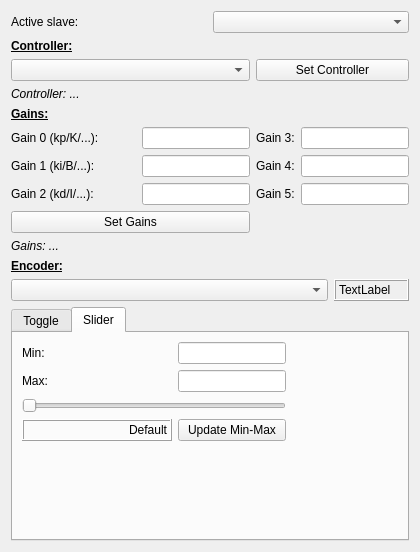
Above: ui/w_control.ui from JFDuval/flexsea-plan before the change. Below: the same form after it.
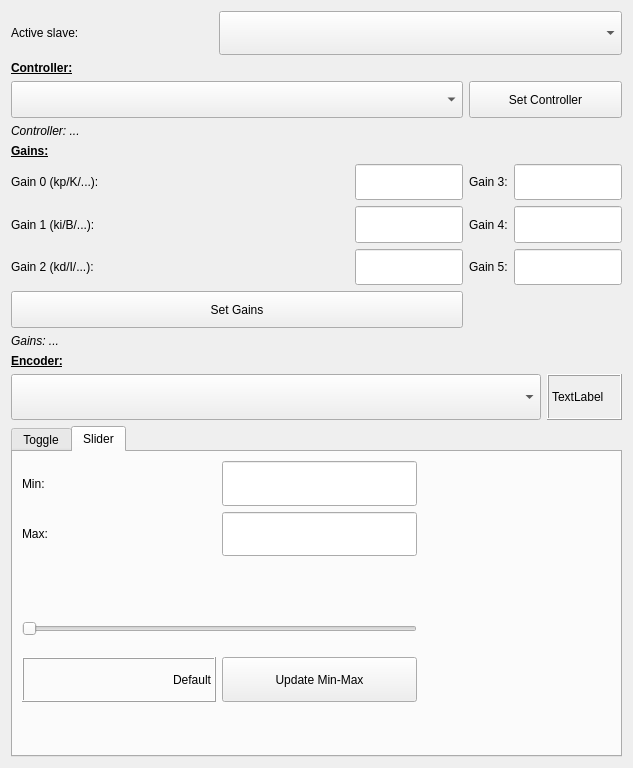
That is the form after the change. The open tabs and pages were chosen to show the change.

Commit message: UX Fat finger control

Patch:
```diff
--- a/ui/w_control.ui
+++ b/ui/w_control.ui
@@ -6,8 +6,8 @@
    <rect>
     <x>0</x>
     <y>0</y>
-    <width>420</width>
-    <height>539</height>
+    <width>633</width>
+    <height>768</height>
    </rect>
   </property>
   <property name="sizePolicy">
@@ -31,9 +31,9 @@
   <property name="windowTitle">
    <string>Form</string>
   </property>
-  <layout class="QVBoxLayout" name="verticalLayout">
+  <layout class="QVBoxLayout" name="verticalLayout" stretch="2,13,3,15">
    <item>
-    <layout class="QGridLayout" name="gridLayout_4">
+    <layout class="QGridLayout" name="gridLayout_4" columnstretch="1,2">
      <item row="0" column="1">
       <widget class="QComboBox" name="comboBox_slave">
        <property name="sizePolicy">
@@ -66,7 +66,7 @@
     </layout>
    </item>
    <item>
-    <layout class="QGridLayout" name="gridLayout" rowstretch="0,0,0,0,0,0,0,0,0" columnstretch="1,0,0,0">
+    <layout class="QGridLayout" name="gridLayout" rowstretch="0,1,0,0,1,1,1,1,0" columnstretch="1,0,0,0">
      <item row="4" column="0">
       <widget class="QLabel" name="label_48">
        <property name="sizePolicy">
@@ -500,7 +500,7 @@
     </layout>
    </item>
    <item>
-    <layout class="QGridLayout" name="gridLayout_3" rowstretch="0,0" columnstretch="2,0">
+    <layout class="QGridLayout" name="gridLayout_3" rowstretch="0,1" columnstretch="2,0">
      <item row="0" column="0">
       <widget class="QLabel" name="label_2">
        <property name="sizePolicy">
@@ -950,11 +950,11 @@
       </attribute>
       <layout class="QVBoxLayout" name="verticalLayout_3">
        <item>
-        <layout class="QGridLayout" name="gridLayout_2" rowstretch="0,0,0,0,0,0" columnstretch="1,0,0,0">
+        <layout class="QGridLayout" name="gridLayout_2" rowstretch="1,1,1,1,1,1" columnstretch="1,1,1">
          <item row="0" column="0">
           <widget class="QLabel" name="label_59">
            <property name="sizePolicy">
-            <sizepolicy hsizetype="Preferred" vsizetype="Preferred">
+            <sizepolicy hsizetype="Expanding" vsizetype="Expanding">
              <horstretch>0</horstretch>
              <verstretch>0</verstretch>
             </sizepolicy>
@@ -970,105 +970,10 @@
            </property>
           </widget>
          </item>
-         <item row="1" column="1">
-          <widget class="QLineEdit" name="control_slider_max">
-           <property name="sizePolicy">
-            <sizepolicy hsizetype="Preferred" vsizetype="Preferred">
-             <horstretch>0</horstretch>
-             <verstretch>0</verstretch>
-            </sizepolicy>
-           </property>
-           <property name="maximumSize">
-            <size>
-             <width>16777215</width>
-             <height>16777215</height>
-            </size>
-           </property>
-           <property name="alignment">
-            <set>Qt::AlignRight|Qt::AlignTrailing|Qt::AlignVCenter</set>
-           </property>
-          </widget>
-         </item>
-         <item row="1" column="0">
-          <widget class="QLabel" name="label_60">
-           <property name="sizePolicy">
-            <sizepolicy hsizetype="Preferred" vsizetype="Preferred">
-             <horstretch>0</horstretch>
-             <verstretch>0</verstretch>
-            </sizepolicy>
-           </property>
-           <property name="maximumSize">
-            <size>
-             <width>16777215</width>
-             <height>16777215</height>
-            </size>
-           </property>
-           <property name="text">
-            <string>Max:</string>
-           </property>
-          </widget>
-         </item>
-         <item row="0" column="1">
-          <widget class="QLineEdit" name="control_slider_min">
-           <property name="sizePolicy">
-            <sizepolicy hsizetype="Preferred" vsizetype="Preferred">
-             <horstretch>0</horstretch>
-             <verstretch>0</verstretch>
-            </sizepolicy>
-           </property>
-           <property name="maximumSize">
-            <size>
-             <width>16777215</width>
-             <height>16777215</height>
-            </size>
-           </property>
-           <property name="alignment">
-            <set>Qt::AlignRight|Qt::AlignTrailing|Qt::AlignVCenter</set>
-           </property>
-          </widget>
-         </item>
-         <item row="3" column="0" colspan="2">
-          <widget class="QSlider" name="hSlider_Ctrl">
-           <property name="sizePolicy">
-            <sizepolicy hsizetype="Preferred" vsizetype="Preferred">
-             <horstretch>0</horstretch>
-             <verstretch>0</verstretch>
-            </sizepolicy>
-           </property>
-           <property name="maximumSize">
-            <size>
-             <width>16777215</width>
-             <height>16777215</height>
-            </size>
-           </property>
-           <property name="minimum">
-            <number>55</number>
-           </property>
-           <property name="maximum">
-            <number>155</number>
-           </property>
-           <property name="orientation">
-            <enum>Qt::Horizontal</enum>
-           </property>
-          </widget>
-         </item>
-         <item row="3" column="3">
-          <spacer name="horizontalSpacer">
-           <property name="orientation">
-            <enum>Qt::Horizontal</enum>
-           </property>
-           <property name="sizeHint" stdset="0">
-            <size>
-             <width>5</width>
-             <height>5</height>
-            </size>
-           </property>
-          </spacer>
-         </item>
          <item row="4" column="0">
           <widget class="QLabel" name="disp_slider">
            <property name="sizePolicy">
-            <sizepolicy hsizetype="Preferred" vsizetype="Preferred">
+            <sizepolicy hsizetype="Expanding" vsizetype="Expanding">
              <horstretch>0</horstretch>
              <verstretch>0</verstretch>
             </sizepolicy>
@@ -1081,7 +986,7 @@
            </property>
            <property name="maximumSize">
             <size>
-             <width>150</width>
+             <width>16777215</width>
              <height>16777215</height>
             </size>
            </property>
@@ -1105,6 +1010,25 @@
            </property>
           </widget>
          </item>
+         <item row="1" column="1">
+          <widget class="QLineEdit" name="control_slider_max">
+           <property name="sizePolicy">
+            <sizepolicy hsizetype="Expanding" vsizetype="Expanding">
+             <horstretch>0</horstretch>
+             <verstretch>0</verstretch>
+            </sizepolicy>
+           </property>
+           <property name="maximumSize">
+            <size>
+             <width>16777215</width>
+             <height>16777215</height>
+            </size>
+           </property>
+           <property name="alignment">
+            <set>Qt::AlignRight|Qt::AlignTrailing|Qt::AlignVCenter</set>
+           </property>
+          </widget>
+         </item>
          <item row="5" column="0">
           <spacer name="verticalSpacer">
            <property name="orientation">
@@ -1112,16 +1036,48 @@
            </property>
            <property name="sizeHint" stdset="0">
             <size>
-             <width>5</width>
-             <height>5</height>
+             <width>13</width>
+             <height>13</height>
             </size>
            </property>
           </spacer>
          </item>
+         <item row="3" column="2">
+          <spacer name="horizontalSpacer">
+           <property name="orientation">
+            <enum>Qt::Horizontal</enum>
+           </property>
+           <property name="sizeHint" stdset="0">
+            <size>
+             <width>13</width>
+             <height>13</height>
+            </size>
+           </property>
+          </spacer>
+         </item>
+         <item row="0" column="1">
+          <widget class="QLineEdit" name="control_slider_min">
+           <property name="sizePolicy">
+            <sizepolicy hsizetype="Expanding" vsizetype="Expanding">
+             <horstretch>0</horstretch>
+             <verstretch>0</verstretch>
+            </sizepolicy>
+           </property>
+           <property name="maximumSize">
+            <size>
+             <width>16777215</width>
+             <height>16777215</height>
+            </size>
+           </property>
+           <property name="alignment">
+            <set>Qt::AlignRight|Qt::AlignTrailing|Qt::AlignVCenter</set>
+           </property>
+          </widget>
+         </item>
          <item row="4" column="1">
           <widget class="QPushButton" name="pushButton_CtrlMinMax">
            <property name="sizePolicy">
-            <sizepolicy hsizetype="Preferred" vsizetype="Preferred">
+            <sizepolicy hsizetype="Expanding" vsizetype="Expanding">
              <horstretch>0</horstretch>
              <verstretch>0</verstretch>
             </sizepolicy>
@@ -1134,7 +1090,7 @@
            </property>
            <property name="maximumSize">
             <size>
-             <width>150</width>
+             <width>16777215</width>
              <height>16777215</height>
             </size>
            </property>
@@ -1143,6 +1099,50 @@
            </property>
           </widget>
          </item>
+         <item row="1" column="0">
+          <widget class="QLabel" name="label_60">
+           <property name="sizePolicy">
+            <sizepolicy hsizetype="Expanding" vsizetype="Expanding">
+             <horstretch>0</horstretch>
+             <verstretch>0</verstretch>
+            </sizepolicy>
+           </property>
+           <property name="maximumSize">
+            <size>
+             <width>16777215</width>
+             <height>16777215</height>
+            </size>
+           </property>
+           <property name="text">
+            <string>Max:</string>
+           </property>
+          </widget>
+         </item>
+         <item row="3" column="0" colspan="2">
+          <widget class="QSlider" name="hSlider_Ctrl">
+           <property name="sizePolicy">
+            <sizepolicy hsizetype="Expanding" vsizetype="Expanding">
+             <horstretch>0</horstretch>
+             <verstretch>0</verstretch>
+            </sizepolicy>
+           </property>
+           <property name="maximumSize">
+            <size>
+             <width>16777215</width>
+             <height>16777215</height>
+            </size>
+           </property>
+           <property name="minimum">
+            <number>55</number>
+           </property>
+           <property name="maximum">
+            <number>155</number>
+           </property>
+           <property name="orientation">
+            <enum>Qt::Horizontal</enum>
+           </property>
+          </widget>
+         </item>
         </layout>
        </item>
       </layout>
```
Left out of the diff: 5 changed lines with no effect on the pictures.
